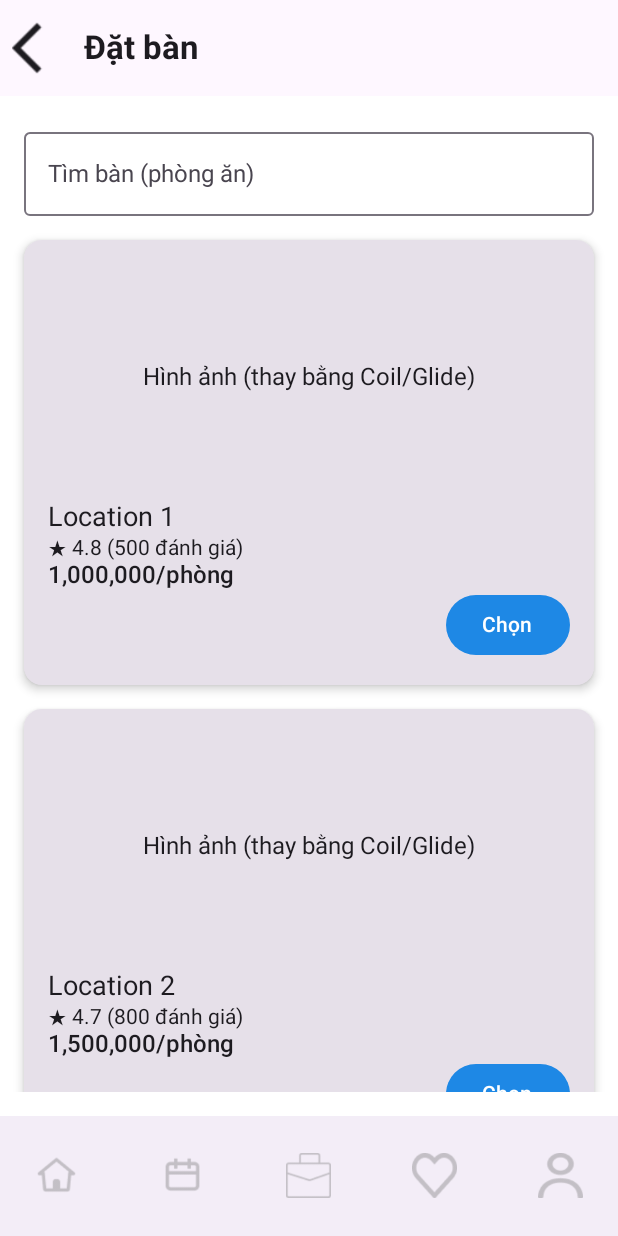
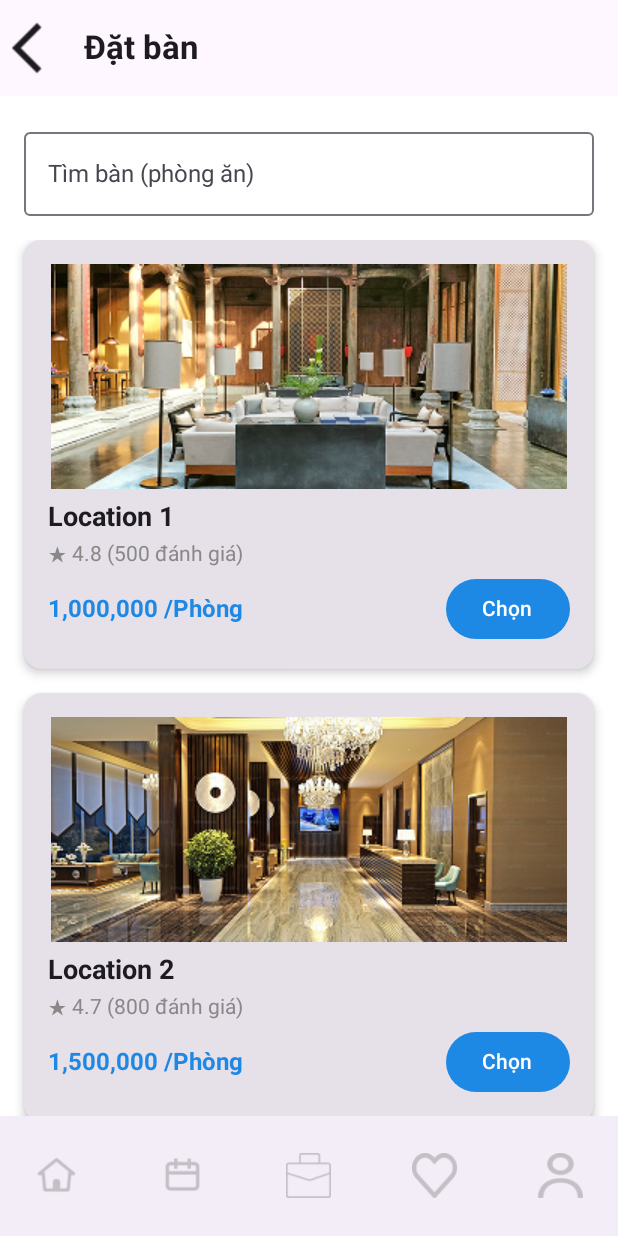
Before and after one commit to khoi2251120220/LapTrinhMOBILE, an Android app built with Jetpack Compose: the @Preview function BookingScreenPreview, on a phone screen of 412 x 824 dp. Run offline under Robolectric (Android 15) with nearby library versions, the phone set to English and light mode, and no system bars.

Commit message:
update booking screen

```diff
--- a/RestaurantManage/app/build.gradle.kts
+++ b/RestaurantManage/app/build.gradle.kts
@@ -50,7 +50,11 @@ dependencies {
     implementation(libs.androidx.ui.tooling.preview)
     implementation(libs.androidx.material3)
     implementation ("androidx.navigation:navigation-compose:2.7.7")
+<<<<<<< Updated upstream
     implementation("io.coil-kt:coil-compose:2.2.2")
+=======
+    implementation("io.coil-kt:coil-compose:2.0.0")
+>>>>>>> Stashed changes
     testImplementation(libs.junit)
     androidTestImplementation(libs.androidx.junit)
     androidTestImplementation(libs.androidx.espresso.core)
--- a/RestaurantManage/app/src/main/java/com/example/restaurantmanage/data/models/BookingData.kt
+++ b/RestaurantManage/app/src/main/java/com/example/restaurantmanage/data/models/BookingData.kt
@@ -5,5 +5,5 @@ data class BookingData(
     val rating: Float,
     val reviewCount: Int,
     val price: String,
-    val imageUrl: String
+    val imageResId: Int
 )
--- a/RestaurantManage/app/src/main/java/com/example/restaurantmanage/data/viewmodels/BookingViewModel.kt
+++ b/RestaurantManage/app/src/main/java/com/example/restaurantmanage/data/viewmodels/BookingViewModel.kt
@@ -1,6 +1,7 @@
 package com.example.restaurantmanage.data.viewmodels
 
 import androidx.lifecycle.ViewModel
+import com.example.restaurantmanage.R
 import com.example.restaurantmanage.data.models.BookingData
 import kotlinx.coroutines.flow.MutableStateFlow
 import kotlinx.coroutines.flow.StateFlow
@@ -12,16 +13,31 @@ class BookingViewModel : ViewModel() {
                 locationName = "Location 1",
                 rating = 4.8f,
                 reviewCount = 500,
-                price = "1,000,000/phòng",
-                imageUrl = ""
+                price = "1,000,000",
+                imageResId = R.drawable.ic_booking_1
             ),
             BookingData(
                 locationName = "Location 2",
                 rating = 4.7f,
                 reviewCount = 800,
-                price = "1,500,000/phòng",
-                imageUrl = ""
+                price = "1,500,000",
+                imageResId = R.drawable.ic_booking_2
+            ),
+            BookingData(
+                locationName = "Location 3",
+                rating = 4.7f,
+                reviewCount = 800,
+                price = "1,500,000",
+                imageResId = R.drawable.ic_booking_1
+            ),
+            BookingData(
+                locationName = "Location 4",
+                rating = 4.7f,
+                reviewCount = 800,
+                price = "1,500,000",
+                imageResId = R.drawable.ic_booking_2
             )
+
         )
     )
     val data: StateFlow<List<BookingData>> = _data
--- a/RestaurantManage/app/src/main/java/com/example/restaurantmanage/navigation/NavGraph.kt
+++ b/RestaurantManage/app/src/main/java/com/example/restaurantmanage/navigation/NavGraph.kt
@@ -13,5 +13,6 @@ fun SetupNavGraph(navController: NavHostController) {
 //        composable("login") { LoginScreen(navController) }
         composable("user") { MainScreen(navController) }
         composable("admin") { MainScreen(navController) }
+
     }
 }
--- a/RestaurantManage/app/src/main/java/com/example/restaurantmanage/ui/theme/screens/Booking.kt
+++ b/RestaurantManage/app/src/main/java/com/example/restaurantmanage/ui/theme/screens/Booking.kt
@@ -1,5 +1,6 @@
 package com.example.restaurantmanage.ui.theme.screens
 
+import androidx.compose.foundation.Image
 import androidx.compose.foundation.layout.*
 import androidx.compose.foundation.lazy.LazyColumn
 import androidx.compose.foundation.lazy.items
@@ -9,6 +10,9 @@ import androidx.compose.runtime.collectAsState
 import androidx.compose.runtime.getValue
 import androidx.compose.ui.Alignment
 import androidx.compose.ui.Modifier
+import androidx.compose.ui.graphics.Color
+import androidx.compose.ui.res.painterResource
+import androidx.compose.ui.text.font.FontWeight
 import androidx.compose.ui.tooling.preview.Preview
 import androidx.compose.ui.unit.dp
 import androidx.compose.ui.unit.sp
@@ -38,25 +42,29 @@ fun BookingScreen(navController: NavController) {
             BottomNavBar(navController = navController, currentRoute = currentRoute)
         }
     ) { paddingValues ->
-        LazyColumn(
+        Column(
             modifier = Modifier
                 .fillMaxSize()
                 .padding(paddingValues)
-                .padding(16.dp)
         ) {
-            item {
             OutlinedTextField(
                 value = "",
                 onValueChange = { },
                 label = { Text("Tìm bàn (phòng ăn)") },
                 modifier = Modifier
                     .fillMaxWidth()
-                        .padding(bottom = 16.dp)
+                    .padding(16.dp)
             )
-            }
-            items(bookingData ?: emptyList()) { booking ->
+            LazyColumn(
+                modifier = Modifier
+                    .fillMaxSize()
+                    .padding(horizontal = 16.dp)
+            ) {
+                items(bookingData) { booking ->
                     Card(
-                    modifier = Modifier.fillMaxWidth(),
+                        modifier = Modifier
+                            .fillMaxWidth()
+                            .padding(bottom = 16.dp),
                         elevation = CardDefaults.cardElevation(4.dp)
                     ) {
                         Column(modifier = Modifier.padding(16.dp)) {
@@ -66,27 +74,53 @@ fun BookingScreen(navController: NavController) {
                                     .height(150.dp),
                                 contentAlignment = Alignment.Center
                             ) {
-                            Text(text = "Hình ảnh (thay bằng Coil/Glide)", fontSize = 16.sp)
+                                Image(
+                                    painter = painterResource(id = booking.imageResId),
+                                    contentDescription = null,
+                                    modifier = Modifier.fillMaxSize()
+                                )
                             }
                             Spacer(modifier = Modifier.height(8.dp))
-                        Text(text = booking.locationName, fontSize = 18.sp)
-                        Row(verticalAlignment = Alignment.CenterVertically) {
-                            Text(text = "★ ${booking.rating} (${booking.reviewCount} đánh giá)", fontSize = 14.sp)
+                            Text(
+                                text = booking.locationName,
+                                fontSize = 18.sp,
+                                fontWeight = FontWeight.Bold
+                            )
+                            Row(
+                                verticalAlignment = Alignment.CenterVertically,
+                                modifier = Modifier.padding(vertical = 4.dp)
+                            ) {
+                                Text(
+                                    text = "★ ${booking.rating} (${booking.reviewCount} đánh giá)",
+                                    fontSize = 14.sp,
+                                    color = Color.Gray
+                                )
                             }
-                        Text(text = booking.price, fontSize = 16.sp, style = MaterialTheme.typography.headlineSmall)
+                            Row(
+                                modifier = Modifier.fillMaxWidth(),
+                                horizontalArrangement = Arrangement.SpaceBetween,
+                                verticalAlignment = Alignment.CenterVertically
+                            ) {
+                                Text(
+                                    text = "${booking.price} /Phòng",
+                                    fontSize = 16.sp,
+                                    fontWeight = FontWeight.Bold,
+                                    color = MaterialTheme.colorScheme.primary
+                                )
                                 Button(
-                            onClick = { /* Xử lý chọn */ },
-                            modifier = Modifier.align(Alignment.End)
+                                    onClick = { /* Xử lý chọn */ }
                                 ) {
                                     Text(text = "Chọn")
                                 }
                             }
                         }
-                Spacer(modifier = Modifier.height(16.dp))
                     }
                 }
             }
         }
+    }
+}
+
 @Preview(showBackground = true)
 @Composable
 fun BookingScreenPreview() {
```
Also changed, not shown: RestaurantManage/app/src/main/res/drawable/ic_booking_1.png (added), RestaurantManage/app/src/main/res/drawable/ic_booking_2.png (added). Lines whose indentation alone changed are shown as unchanged.
